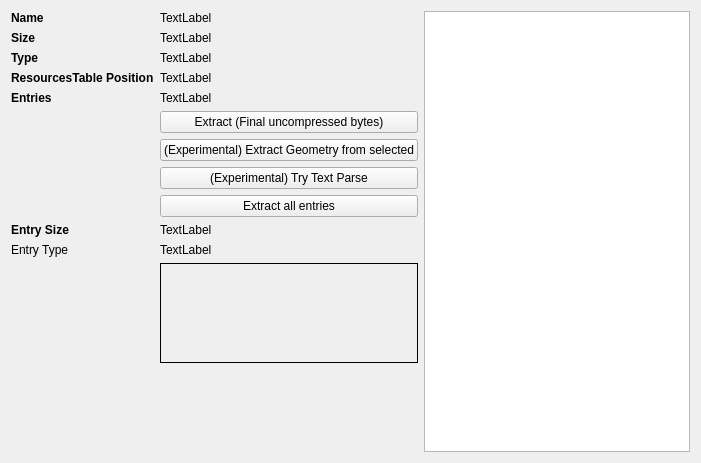
First picture: the form in POPToolset/FileViewerForm.ui, repository deiandrei/POPTools, before the edit.
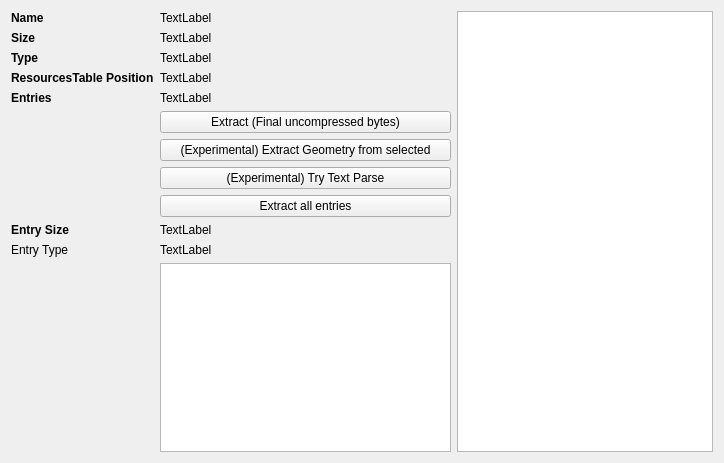
Second picture: the form after the edit.

```diff
--- a/POPToolset/FileViewerForm.ui
+++ b/POPToolset/FileViewerForm.ui
@@ -6,7 +6,7 @@
    <rect>
     <x>0</x>
     <y>0</y>
-    <width>701</width>
+    <width>724</width>
     <height>463</height>
    </rect>
   </property>
@@ -185,20 +185,7 @@
       </widget>
      </item>
      <item row="11" column="1">
-      <widget class="QLabel" name="imgTest">
-       <property name="minimumSize">
-        <size>
-         <width>100</width>
-         <height>100</height>
-        </size>
-       </property>
-       <property name="styleSheet">
-        <string notr="true">QLabel { border: 1px solid #000; }</string>
-       </property>
-       <property name="text">
-        <string/>
-       </property>
-      </widget>
+      <widget class="QListWidget" name="listWidget"/>
      </item>
     </layout>
    </item>
```
Left out of the diff: 28 changed lines with no effect on the pictures.
